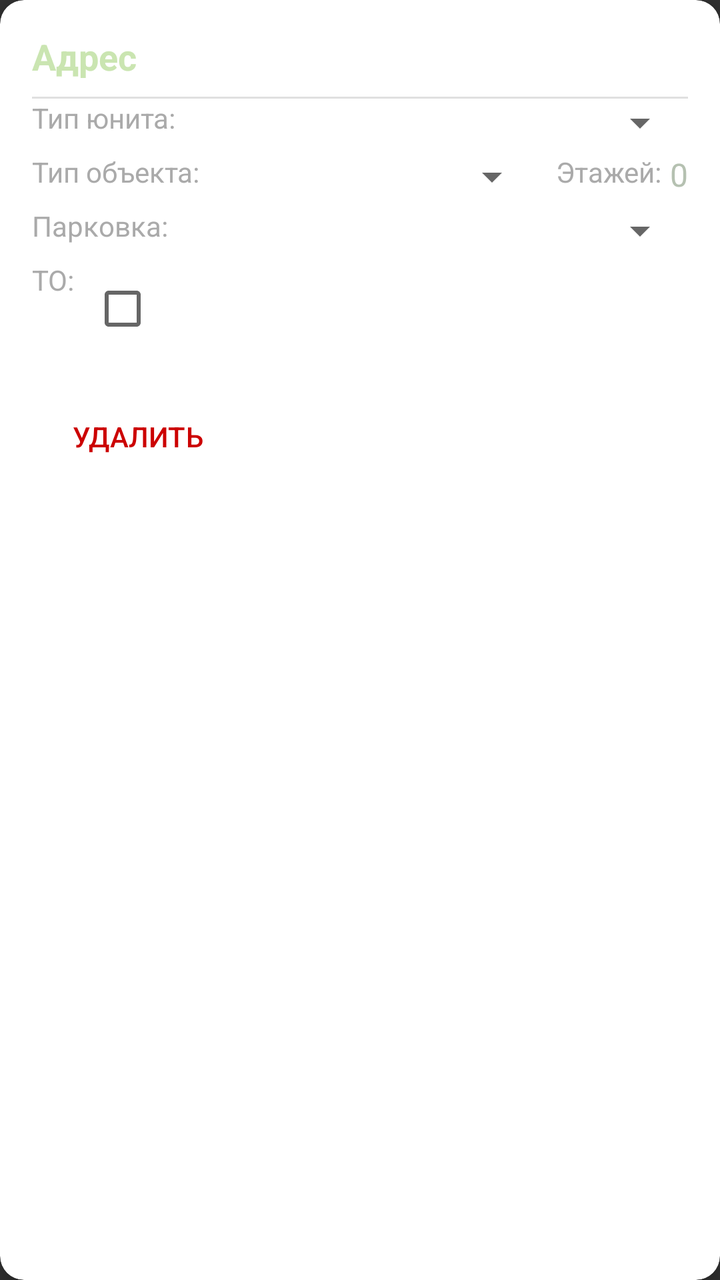
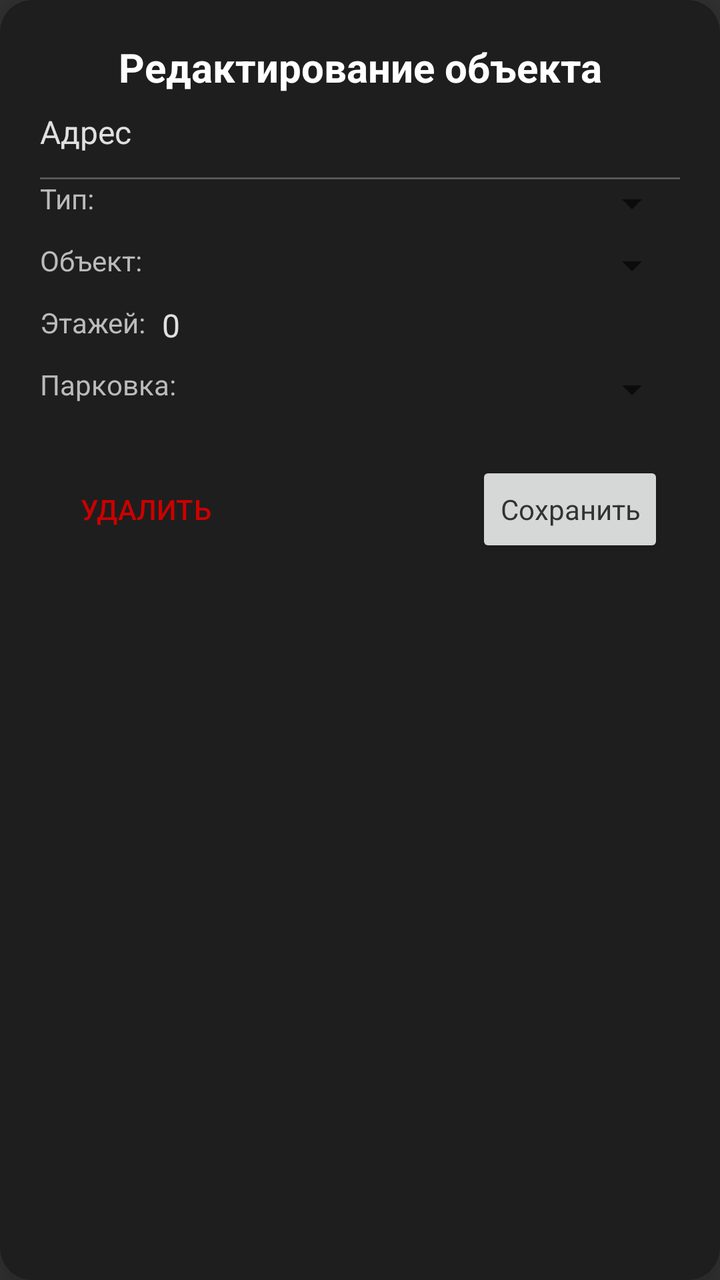

Before-and-after screenshots of an Android layout around one commit, followed by the original layout XML and the change that was made.
<!-- AndroidManifest.xml: application theme Theme.HowMuchCash -->
<!-- res/layout/dialog_edit_object.xml -->
<?xml version="1.0" encoding="utf-8"?>
<androidx.cardview.widget.CardView xmlns:android="http://schemas.android.com/apk/res/android"
    xmlns:app="http://schemas.android.com/apk/res-auto"
    android:layout_width="match_parent"
    android:layout_height="wrap_content"
    android:layout_margin="16dp"
    app:cardCornerRadius="12dp"
    app:cardElevation="8dp">

    <androidx.constraintlayout.widget.ConstraintLayout
        android:layout_width="match_parent"
        android:layout_height="wrap_content"
        android:padding="16dp">

        
        <TextView
            android:id="@+id/textAddress"
            android:layout_width="0dp"
            android:layout_height="wrap_content"
            android:text="Адрес"
            android:textSize="18sp"
            android:textStyle="bold"
            android:textColor="@color/cardHeaderColor"
            app:layout_constraintStart_toStartOf="parent"
            app:layout_constraintEnd_toEndOf="parent"
            app:layout_constraintTop_toTopOf="parent" />

        <View
            android:id="@+id/divider1"
            android:layout_width="match_parent"
            android:layout_height="1dp"
            android:background="#E0E0E0"
            android:layout_marginTop="8dp"
            android:layout_marginBottom="8dp"
            app:layout_constraintTop_toBottomOf="@+id/textAddress" />

        
        <TextView
            android:id="@+id/labelTypeUnit"
            android:layout_width="wrap_content"
            android:layout_height="wrap_content"
            android:text="Тип юнита:"
            android:textSize="14sp"
            android:textColor="@android:color/darker_gray"
            app:layout_constraintStart_toStartOf="parent"
            app:layout_constraintTop_toBottomOf="@+id/divider1" />

        <Spinner
            android:id="@+id/spinnerTypeUnit"
            android:layout_width="0dp"
            android:layout_height="wrap_content"
            android:layout_marginStart="8dp"
            app:layout_constraintStart_toEndOf="@+id/labelTypeUnit"
            app:layout_constraintEnd_toEndOf="parent"
            app:layout_constraintTop_toTopOf="@+id/labelTypeUnit" />

        
        <TextView
            android:id="@+id/labelTypeObject"
            android:layout_width="wrap_content"
            android:layout_height="wrap_content"
            android:text="Тип объекта:"
            android:textSize="14sp"
            android:textColor="@android:color/darker_gray"
            android:layout_marginTop="8dp"
            app:layout_constraintStart_toStartOf="parent"
            app:layout_constraintTop_toBottomOf="@+id/labelTypeUnit" />

        <Spinner
            android:id="@+id/spinnerTypeObject"
            android:layout_width="0dp"
            android:layout_height="wrap_content"
            android:layout_marginStart="8dp"
            app:layout_constraintStart_toEndOf="@+id/labelTypeObject"
            app:layout_constraintEnd_toStartOf="@+id/labelFloors"
            app:layout_constraintTop_toTopOf="@+id/labelTypeObject" />

        <TextView
            android:id="@+id/labelFloors"
            android:layout_width="wrap_content"
            android:layout_height="wrap_content"
            android:text="Этажей:"
            android:textSize="14sp"
            android:textColor="@android:color/darker_gray"
            app:layout_constraintStart_toEndOf="@+id/spinnerTypeObject"
            app:layout_constraintTop_toTopOf="@+id/labelTypeObject"
            android:layout_marginStart="8dp" />

        <EditText
            android:id="@+id/editFloors"
            android:layout_width="wrap_content"
            android:layout_height="wrap_content"
            android:text="0"
            android:textColor="@color/cardMainTextColor"
            android:textSize="16sp"
            android:inputType="number"
            android:layout_marginStart="4dp"
            android:background="@null"
            app:layout_constraintStart_toEndOf="@+id/labelFloors"
            app:layout_constraintTop_toTopOf="@+id/labelTypeObject"
            app:layout_constraintEnd_toEndOf="parent" />

        
        <TextView
            android:id="@+id/labelParking"
            android:layout_width="wrap_content"
            android:layout_height="wrap_content"
            android:text="Парковка:"
            android:textSize="14sp"
            android:textColor="@android:color/darker_gray"
            android:layout_marginTop="8dp"
            app:layout_constraintStart_toStartOf="parent"
            app:layout_constraintTop_toBottomOf="@+id/labelTypeObject" />

        <Spinner
            android:id="@+id/spinnerParking"
            android:layout_width="0dp"
            android:layout_height="wrap_content"
            android:layout_marginStart="8dp"
            app:layout_constraintStart_toEndOf="@+id/labelParking"
            app:layout_constraintEnd_toEndOf="parent"
            app:layout_constraintTop_toTopOf="@+id/labelParking" />

        
        <TextView
            android:id="@+id/labelToCheckBox"
            android:layout_width="wrap_content"
            android:layout_height="wrap_content"
            android:text="ТО:"
            android:textSize="14sp"
            android:textColor="@android:color/darker_gray"
            android:layout_marginTop="8dp"
            app:layout_constraintStart_toStartOf="parent"
            app:layout_constraintTop_toBottomOf="@+id/labelParking" />

        <CheckBox
            android:id="@+id/checkBoxTO"
            android:layout_width="wrap_content"
            android:layout_height="wrap_content"
            android:text=""
            android:layout_marginStart="8dp"
            app:layout_constraintStart_toEndOf="@+id/labelToCheckBox"
            app:layout_constraintTop_toTopOf="@+id/labelToCheckBox" />

        
        <Button
            android:id="@+id/btnDelete"
            android:layout_width="wrap_content"
            android:layout_height="wrap_content"
            android:text="Удалить"
            style="@style/Widget.AppCompat.Button.Borderless"
            android:textColor="@android:color/holo_red_dark"
            app:layout_constraintStart_toStartOf="parent"
            app:layout_constraintTop_toBottomOf="@+id/checkBoxTO"
            android:layout_marginTop="16dp"
            android:layout_marginStart="8dp" />

        <Button
            android:id="@+id/btnSave"
            android:layout_width="wrap_content"
            android:layout_height="wrap_content"
            android:text="Сохранить"
            style="@style/Widget.AppCompat.Button.Borderless.Colored"
            app:layout_constraintEnd_toEndOf="parent"
            app:layout_constraintTop_toBottomOf="@+id/checkBoxTO"
            android:layout_marginTop="16dp"
            android:layout_marginEnd="8dp" />

    </androidx.constraintlayout.widget.ConstraintLayout>
</androidx.cardview.widget.CardView>
<!-- resources referenced by this layout -->
<resources>
  <color name="cardHeaderColor">#CAE5B1</color>
  <color name="cardMainTextColor">#B5C1B1</color>
  <style name="Theme.HowMuchCash" parent="Theme.MaterialComponents.DayNight.NoActionBar">
          
          <item name="colorPrimary">@color/colorPrimary</item>              
          <item name="colorPrimaryVariant">@color/accentBackground</item>   
          <item name="colorSecondary">@color/colorPrimary</item>            
          <item name="colorSecondaryVariant">@color/mainBackground</item>   
  
          
          <item name="colorOnPrimary">@android:color/black</item>           
          <item name="colorOnSecondary">@color/mainBackground</item>         
          <item name="android:textColorPrimary">@color/white</item>
          <item name="android:textColor">@color/white</item>
          
          <item name="android:windowBackground">@color/mainBackground</item> 
  
          <item name="colorControlActivated">@color/colorPrimary</item>
          <item name="colorAccent">@color/colorPrimary</item>
  
          
          <item name="android:statusBarColor">@color/accentBackground</item> 
          <item name="android:windowLightStatusBar">false</item>             
  
          
          <item name="android:navigationBarColor">@color/accentBackground</item> 
      </style>
  <color name="colorPrimary">#e3dd16</color>
  <color name="accentBackground">#212121</color>
  <color name="mainBackground">#323232</color>
  <color name="white">#FFFFFFFF</color>
</resources>

<!-- the commit's change to res/layout/dialog_edit_object.xml (unified diff, before → after) -->
@@ -4,13 +4,28 @@
     android:layout_width="match_parent"
     android:layout_height="wrap_content"
     android:layout_margin="16dp"
-    app:cardCornerRadius="12dp"
-    app:cardElevation="8dp">
+    app:cardCornerRadius="16dp"
+    app:cardElevation="12dp"
+    app:cardBackgroundColor="@color/cardBackgroundColor">
 
     <androidx.constraintlayout.widget.ConstraintLayout
         android:layout_width="match_parent"
         android:layout_height="wrap_content"
-        android:padding="16dp">
+        android:padding="20dp">
+
+        
+        <TextView
+            android:id="@+id/textDialogTitle"
+            android:layout_width="0dp"
+            android:layout_height="wrap_content"
+            android:text="Редактирование объекта"
+            android:textSize="20sp"
+            android:textStyle="bold"
+            android:textColor="@color/cardHeaderColor"
+            android:gravity="center"
+            app:layout_constraintTop_toTopOf="parent"
+            app:layout_constraintStart_toStartOf="parent"
+            app:layout_constraintEnd_toEndOf="parent" />
 
         
         <TextView
@@ -18,20 +33,20 @@
             android:layout_width="0dp"
             android:layout_height="wrap_content"
             android:text="Адрес"
-            android:textSize="18sp"
-            android:textStyle="bold"
-            android:textColor="@color/cardHeaderColor"
+            android:textSize="16sp"
+            android:textColor="@color/cardMainTextColor"
+            android:layout_marginTop="8dp"
+            app:layout_constraintTop_toBottomOf="@id/textDialogTitle"
             app:layout_constraintStart_toStartOf="parent"
-            app:layout_constraintEnd_toEndOf="parent"
-            app:layout_constraintTop_toTopOf="parent" />
+            app:layout_constraintEnd_toEndOf="parent" />
 
+        
         <View
             android:id="@+id/divider1"
             android:layout_width="match_parent"
             android:layout_height="1dp"
-            android:background="#E0E0E0"
-            android:layout_marginTop="8dp"
-            android:layout_marginBottom="8dp"
+            android:background="#40FFFFFF"
+            android:layout_marginVertical="12dp"
             app:layout_constraintTop_toBottomOf="@+id/textAddress" />
 
         
@@ -39,11 +54,11 @@
             android:id="@+id/labelTypeUnit"
             android:layout_width="wrap_content"
             android:layout_height="wrap_content"
-            android:text="Тип юнита:"
+            android:text="Тип:"
             android:textSize="14sp"
-            android:textColor="@android:color/darker_gray"
-            app:layout_constraintStart_toStartOf="parent"
-            app:layout_constraintTop_toBottomOf="@+id/divider1" />
+            android:textColor="@color/cardSecondaryTextColor"
+            app:layout_constraintTop_toBottomOf="@id/divider1"
+            app:layout_constraintStart_toStartOf="parent" />
 
         <Spinner
             android:id="@+id/spinnerTypeUnit"
@@ -59,12 +74,12 @@
             android:id="@+id/labelTypeObject"
             android:layout_width="wrap_content"
             android:layout_height="wrap_content"
-            android:text="Тип объекта:"
+            android:text="Объект:"
             android:textSize="14sp"
-            android:textColor="@android:color/darker_gray"
-            android:layout_marginTop="8dp"
-            app:layout_constraintStart_toStartOf="parent"
-            app:layout_constraintTop_toBottomOf="@+id/labelTypeUnit" />
+            android:textColor="@color/cardSecondaryTextColor"
+            android:layout_marginTop="12dp"
+            app:layout_constraintTop_toBottomOf="@+id/labelTypeUnit"
+            app:layout_constraintStart_toStartOf="parent" />
 
         <Spinner
             android:id="@+id/spinnerTypeObject"
@@ -72,33 +87,34 @@
             android:layout_height="wrap_content"
             android:layout_marginStart="8dp"
             app:layout_constraintStart_toEndOf="@+id/labelTypeObject"
-            app:layout_constraintEnd_toStartOf="@+id/labelFloors"
+            app:layout_constraintEnd_toEndOf="parent"
             app:layout_constraintTop_toTopOf="@+id/labelTypeObject" />
 
+        
         <TextView
             android:id="@+id/labelFloors"
             android:layout_width="wrap_content"
             android:layout_height="wrap_content"
             android:text="Этажей:"
             android:textSize="14sp"
-            android:textColor="@android:color/darker_gray"
-            app:layout_constraintStart_toEndOf="@+id/spinnerTypeObject"
-            app:layout_constraintTop_toTopOf="@+id/labelTypeObject"
-            android:layout_marginStart="8dp" />
+            android:textColor="@color/cardSecondaryTextColor"
+            android:layout_marginTop="12dp"
+            app:layout_constraintTop_toBottomOf="@+id/labelTypeObject"
+            app:layout_constraintStart_toStartOf="parent" />
 
         <EditText
             android:id="@+id/editFloors"
-            android:layout_width="wrap_content"
+            android:layout_width="0dp"
             android:layout_height="wrap_content"
+            android:inputType="number"
             android:text="0"
             android:textColor="@color/cardMainTextColor"
             android:textSize="16sp"
-            android:inputType="number"
-            android:layout_marginStart="4dp"
             android:background="@null"
+            android:layout_marginStart="8dp"
             app:layout_constraintStart_toEndOf="@+id/labelFloors"
-            app:layout_constraintTop_toTopOf="@+id/labelTypeObject"
-            app:layout_constraintEnd_toEndOf="parent" />
+            app:layout_constraintEnd_toEndOf="parent"
+            app:layout_constraintTop_toTopOf="@+id/labelFloors" />
 
         
         <TextView
@@ -107,10 +123,10 @@
             android:layout_height="wrap_content"
             android:text="Парковка:"
             android:textSize="14sp"
-            android:textColor="@android:color/darker_gray"
-            android:layout_marginTop="8dp"
-            app:layout_constraintStart_toStartOf="parent"
-            app:layout_constraintTop_toBottomOf="@+id/labelTypeObject" />
+            android:textColor="@color/cardSecondaryTextColor"
+            android:layout_marginTop="12dp"
+            app:layout_constraintTop_toBottomOf="@+id/labelFloors"
+            app:layout_constraintStart_toStartOf="parent" />
 
         <Spinner
             android:id="@+id/spinnerParking"
@@ -122,27 +138,6 @@
             app:layout_constraintTop_toTopOf="@+id/labelParking" />
 
         
-        <TextView
-            android:id="@+id/labelToCheckBox"
-            android:layout_width="wrap_content"
-            android:layout_height="wrap_content"
-            android:text="ТО:"
-            android:textSize="14sp"
-            android:textColor="@android:color/darker_gray"
-            android:layout_marginTop="8dp"
-            app:layout_constraintStart_toStartOf="parent"
-            app:layout_constraintTop_toBottomOf="@+id/labelParking" />
-
-        <CheckBox
-            android:id="@+id/checkBoxTO"
-            android:layout_width="wrap_content"
-            android:layout_height="wrap_content"
-            android:text=""
-            android:layout_marginStart="8dp"
-            app:layout_constraintStart_toEndOf="@+id/labelToCheckBox"
-            app:layout_constraintTop_toTopOf="@+id/labelToCheckBox" />
-
-        
         <Button
             android:id="@+id/btnDelete"
             android:layout_width="wrap_content"
@@ -150,9 +145,10 @@
             android:text="Удалить"
             style="@style/Widget.AppCompat.Button.Borderless"
             android:textColor="@android:color/holo_red_dark"
+            android:textSize="14sp"
             app:layout_constraintStart_toStartOf="parent"
-            app:layout_constraintTop_toBottomOf="@+id/checkBoxTO"
-            android:layout_marginTop="16dp"
+            app:layout_constraintTop_toBottomOf="@+id/spinnerParking"
+            android:layout_marginTop="24dp"
             android:layout_marginStart="8dp" />
 
         <Button
@@ -160,10 +156,12 @@
             android:layout_width="wrap_content"
             android:layout_height="wrap_content"
             android:text="Сохранить"
-            style="@style/Widget.AppCompat.Button.Borderless.Colored"
+            style="@style/Theme.HowMuchCash"
+            android:textColor="@color/mainBackground"
+            android:textSize="14sp"
             app:layout_constraintEnd_toEndOf="parent"
-            app:layout_constraintTop_toBottomOf="@+id/checkBoxTO"
-            android:layout_marginTop="16dp"
+            app:layout_constraintTop_toBottomOf="@+id/spinnerParking"
+            android:layout_marginTop="24dp"
             android:layout_marginEnd="8dp" />
 
     </androidx.constraintlayout.widget.ConstraintLayout>
<!-- resource entries referenced after the edit -->
@@ -1,7 +1,10 @@
 <!-- resources referenced by this layout -->
 <resources>
-  <color name="cardHeaderColor">#CAE5B1</color>
-  <color name="cardMainTextColor">#B5C1B1</color>
+  <color name="cardBackgroundColor">#1E1E1E</color>
+  <color name="cardHeaderColor">#FFFFFF</color>
+  <color name="cardMainTextColor">#E0E0E0</color>
+  <color name="cardSecondaryTextColor">#BBBBBB</color>
+  <color name="mainBackground">#323232</color>
   <style name="Theme.HowMuchCash" parent="Theme.MaterialComponents.DayNight.NoActionBar">
           
           <item name="colorPrimary">@color/colorPrimary</item>              
@@ -29,7 +32,6 @@
       </style>
   <color name="colorPrimary">#e3dd16</color>
   <color name="accentBackground">#212121</color>
-  <color name="mainBackground">#323232</color>
   <color name="white">#FFFFFFFF</color>
 </resources>
 
